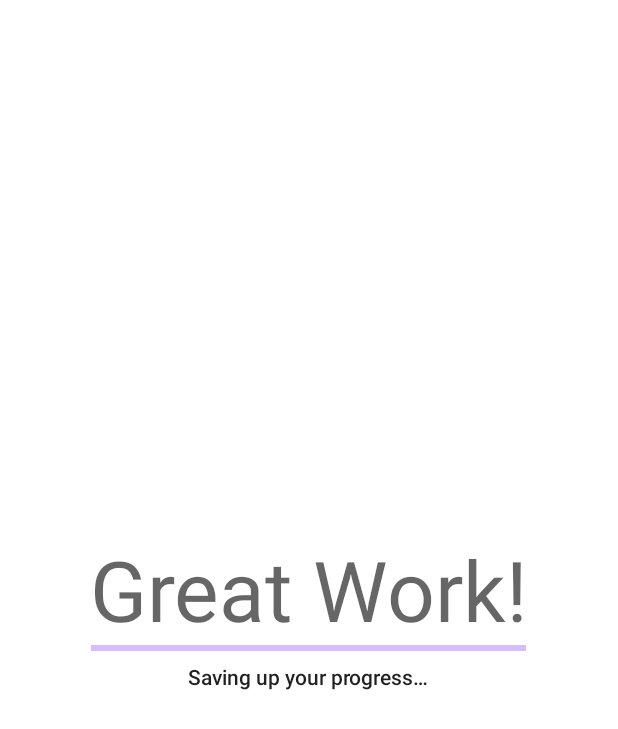
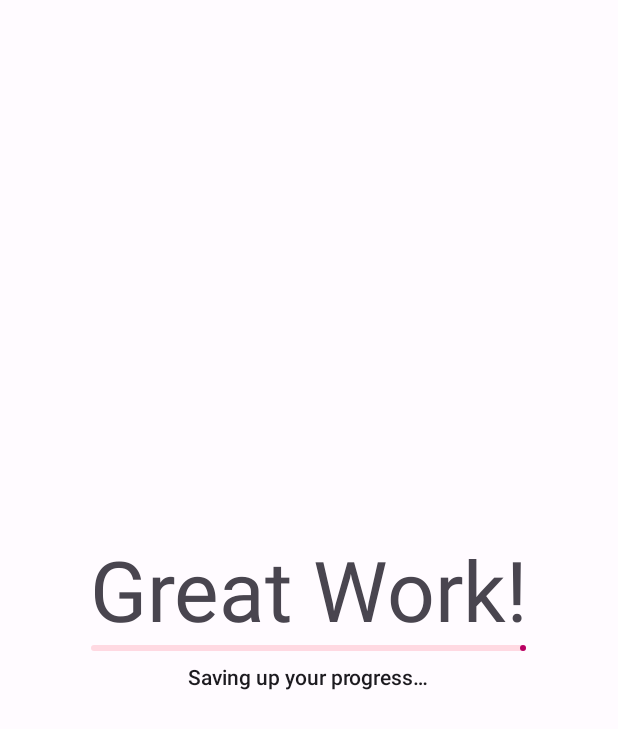
Before and after one commit to sickboydroid/PhoneBlocker, an Android app: the screen it shows after launch (AppreciationActivity), on a phone screen of 412 x 824 dp. Shown: the top 729 px of the screen. Run offline under Robolectric (Android 15) with nearby library versions, the phone set to English and light mode, and no system bars; our stand-ins replace AdMob; libraries missing offline, so code that uses them is left out: com.github.appintro; 3 statements that could not run were skipped.

Commit message:
change and enhance theme and style of app and widgets

```diff
--- a/app/build.gradle
+++ b/app/build.gradle
@@ -34,7 +34,6 @@ android {
 dependencies {
     implementation 'com.google.android.gms:play-services-ads:22.1.0'
     implementation 'com.github.AppIntro:AppIntro:6.2.0'
-    implementation 'androidx.appcompat:appcompat:1.6.1'
     implementation 'com.google.android.material:material:1.9.0'
     testImplementation 'junit:junit:4.13.2'
     androidTestImplementation 'androidx.test.ext:junit:1.1.5'
--- a/app/src/main/java/com/tangledbytes/phoneblocker/activities/AppIntroActivity.java
+++ b/app/src/main/java/com/tangledbytes/phoneblocker/activities/AppIntroActivity.java
@@ -93,7 +93,7 @@ public class AppIntroActivity extends AppIntro {
     }
 
     public void changePermissionBtnState(Button button, boolean permissionGranted) {
-        int color = permissionGranted ? R.color.green_80 : R.color.red_80;
+        int color = permissionGranted ? R.color.md_green_800 : R.color.md_red_800;
         int text = permissionGranted ? R.string.granted : R.string.grant;
         button.setEnabled(!permissionGranted);
         button.setBackgroundTintList(ColorStateList.valueOf(getResources().getColor(color)));
--- a/app/src/main/java/com/tangledbytes/phoneblocker/activities/MainActivity.java
+++ b/app/src/main/java/com/tangledbytes/phoneblocker/activities/MainActivity.java
@@ -15,10 +15,10 @@ import android.widget.Toast;
 
 import androidx.appcompat.app.AppCompatActivity;
 import androidx.appcompat.widget.SwitchCompat;
-import androidx.appcompat.widget.Toolbar;
 
 import com.google.android.gms.ads.AdRequest;
 import com.google.android.gms.ads.AdView;
+import com.google.android.material.appbar.MaterialToolbar;
 import com.tangledbytes.phoneblocker.R;
 import com.tangledbytes.phoneblocker.dialogs.AboutDialog;
 import com.tangledbytes.phoneblocker.services.BlockerService;
@@ -47,9 +47,9 @@ public class MainActivity extends AppCompatActivity implements View.OnClickListe
     private class OnLockStateChanged extends BroadcastReceiver {
         @Override
         public void onReceive(Context context, Intent intent) {
-            if(intent.getAction().equals(Constants.BC_DEVICE_LOCKED))
+            if (intent.getAction().equals(Constants.BC_DEVICE_LOCKED))
                 btnLockDevice.setEnabled(false);
-            else if(intent.getAction().equals(Constants.BC_DEVICE_UNLOCKED))
+            else if (intent.getAction().equals(Constants.BC_DEVICE_UNLOCKED))
                 btnLockDevice.setEnabled(true);
         }
     }
@@ -87,8 +87,7 @@ public class MainActivity extends AppCompatActivity implements View.OnClickListe
     }
 
     private void setUpToolbar() {
-        Toolbar toolbar = findViewById(R.id.activity_toolbar);
-        toolbar.setSubtitle(R.string.app_name);
+        MaterialToolbar toolbar = findViewById(R.id.activity_toolbar);
         toolbar.inflateMenu(R.menu.main_menu);
         toolbar.setOnMenuItemClickListener((MenuItem item) -> {
             if (item.getItemId() == R.id.menu_about)
@@ -170,7 +169,7 @@ public class MainActivity extends AppCompatActivity implements View.OnClickListe
 
     private void startBlocking() {
         BlockerSession session = new BlockerSession(this);
-        if(session.invalidateSession()) {
+        if (session.invalidateSession()) {
             Toast.makeText(this, "Timer is already running", Toast.LENGTH_SHORT).show();
             return;
         }
--- a/app/src/main/res/layout-land/layout_permission_request.xml
+++ b/app/src/main/res/layout-land/layout_permission_request.xml
@@ -41,12 +41,11 @@
         layout="@layout/view_permission_request"
         android:layout_width="0dp"
         android:layout_height="0dp"
-        android:autoLink="web"
         android:scrollbars="vertical"
         app:layout_constraintBottom_toBottomOf="parent"
         app:layout_constraintEnd_toEndOf="parent"
         app:layout_constraintStart_toEndOf="@+id/midline"
-        app:layout_constraintTop_toBottomOf="@+id/title"
+        app:layout_constraintTop_toTopOf="parent"
         app:layout_constraintVertical_chainStyle="spread"
         app:layout_constraintVertical_weight="3" />
 
--- a/app/src/main/res/layout/dialog_about.xml
+++ b/app/src/main/res/layout/dialog_about.xml
@@ -34,9 +34,7 @@
         android:textStyle="italic" />
 
     <Button
-        android:textColor="#43F154"
         android:id="@+id/btn_ok"
-        style="@style/Widget.AppCompat.Button.ButtonBar.AlertDialog"
         android:layout_width="wrap_content"
         android:layout_height="wrap_content"
         android:layout_gravity="end"
--- a/app/src/main/res/layout/layout_permission_request.xml
+++ b/app/src/main/res/layout/layout_permission_request.xml
@@ -4,7 +4,6 @@
     android:id="@+id/main"
     android:layout_width="match_parent"
     android:layout_height="match_parent"
-    android:background="@color/backgroundLayoutPermissionRequest"
     android:paddingTop="@dimen/appintro_statusbar_height"
     android:paddingBottom="@dimen/appintro2_bottombar_height">
 
--- a/app/src/main/res/layout/overlay_blocker.xml
+++ b/app/src/main/res/layout/overlay_blocker.xml
@@ -5,7 +5,7 @@
     android:animateLayoutChanges="true"
     android:background="@color/appintro_background_color"
     android:gravity="center_vertical"
-    android:theme="@style/Theme.MaterialComponents.DayNight.DarkActionBar"
+    android:theme="@style/Theme.PhoneBlocker"
     android:orientation="vertical">
 
     <TextView
@@ -38,6 +38,5 @@
         android:visibility="gone"
         android:textStyle="italic"
         android:fontFamily="sans-serif-medium"
-        android:textColor="@color/white"
         style="@style/TextAppearance.AppCompat.Medium" />
 </LinearLayout>
--- a/app/src/main/res/values-night/colors.xml
+++ b/app/src/main/res/values-night/colors.xml
@@ -1,4 +1,3 @@
 <?xml version="1.0" encoding="utf-8"?>
 <resources>
-    <color name="backgroundLayoutPermissionRequest">@color/materialDark</color>
 </resources>
--- a/app/src/main/res/values-night/themes.xml
+++ b/app/src/main/res/values-night/themes.xml
@@ -1,16 +1,40 @@
-<resources xmlns:tools="http://schemas.android.com/tools">
+<resources>
     <!-- Base application theme. -->
-    <style name="Theme.PhoneBlocker" parent="Theme.MaterialComponents.DayNight.DarkActionBar">
-        <!-- Primary brand color. -->
-        <item name="colorPrimary">@color/purple_200</item>
-        <item name="colorPrimaryVariant">@color/purple_700</item>
-        <item name="colorOnPrimary">@color/black</item>
-        <!-- Secondary brand color. -->
-        <item name="colorSecondary">@color/teal_200</item>
-        <item name="colorSecondaryVariant">@color/teal_200</item>
-        <item name="colorOnSecondary">@color/black</item>
-        <!-- Status bar color. -->
-        <item name="android:statusBarColor">?attr/colorPrimaryVariant</item>
-        <!-- Customize your theme here. -->
+    <style name="Theme.PhoneBlocker" parent="Theme.Material3.Dark.NoActionBar">
+        <item name="colorPrimary">@color/md_theme_dark_primary</item>
+        <item name="colorOnPrimary">@color/md_theme_dark_onPrimary</item>
+        <item name="colorPrimaryContainer">@color/md_theme_dark_primaryContainer</item>
+        <item name="colorOnPrimaryContainer">@color/md_theme_dark_onPrimaryContainer</item>
+        <item name="colorSecondary">@color/md_theme_dark_secondary</item>
+        <item name="colorOnSecondary">@color/md_theme_dark_onSecondary</item>
+        <item name="colorSecondaryContainer">@color/md_theme_dark_secondaryContainer</item>
+        <item name="colorOnSecondaryContainer">@color/md_theme_dark_onSecondaryContainer</item>
+        <item name="colorTertiary">@color/md_theme_dark_tertiary</item>
+        <item name="colorOnTertiary">@color/md_theme_dark_onTertiary</item>
+        <item name="colorTertiaryContainer">@color/md_theme_dark_tertiaryContainer</item>
+        <item name="colorOnTertiaryContainer">@color/md_theme_dark_onTertiaryContainer</item>
+        <item name="colorError">@color/md_theme_dark_error</item>
+        <item name="colorOnError">@color/md_theme_dark_onError</item>
+        <item name="colorErrorContainer">@color/md_theme_dark_errorContainer</item>
+        <item name="colorOnErrorContainer">@color/md_theme_dark_onErrorContainer</item>
+        <item name="colorOutline">@color/md_theme_dark_outline</item>
+        <item name="android:colorBackground">@color/md_theme_dark_background</item>
+        <item name="colorOnBackground">@color/md_theme_dark_onBackground</item>
+        <item name="colorSurface">@color/md_theme_dark_surface</item>
+        <item name="colorOnSurface">@color/md_theme_dark_onSurface</item>
+        <item name="colorSurfaceVariant">@color/md_theme_dark_surfaceVariant</item>
+        <item name="colorOnSurfaceVariant">@color/md_theme_dark_onSurfaceVariant</item>
+        <item name="colorSurfaceInverse">@color/md_theme_dark_inverseSurface</item>
+        <item name="colorOnSurfaceInverse">@color/md_theme_dark_inverseOnSurface</item>
+        <item name="colorPrimaryInverse">@color/md_theme_dark_inversePrimary</item>
+    </style>
+
+    <style name="Theme.PhoneBlocker.NoActionBar" parent="Theme.PhoneBlocker">
+        <item name="windowActionBar">false</item>
+        <item name="windowNoTitle">true</item>
+    </style>
+
+    <style name="Theme.PhoneBlocker.DialogActivity" parent="Theme.Material3.Dark.Dialog.MinWidth">
+        <item name="theme">@style/Theme.PhoneBlocker</item>
     </style>
 </resources>
--- a/app/src/main/res/values/colors.xml
+++ b/app/src/main/res/values/colors.xml
@@ -1,17 +1,67 @@
 <?xml version="1.0" encoding="utf-8"?>
 <resources>
-    <color name="purple_200">#FFBB86FC</color>
-    <color name="purple_500">#FF6200EE</color>
-    <color name="purple_700">#FF3700B3</color>
-    <color name="teal_200">#FF03DAC5</color>
-    <color name="teal_700">#FF018786</color>
-    <color name="black">#FF000000</color>
-    <color name="white">#FFFFFFFF</color>
+    <color name="seed">#eb007f</color>
+    <color name="md_theme_light_primary">#B90063</color>
+    <color name="md_theme_light_onPrimary">#FFFFFF</color>
+    <color name="md_theme_light_primaryContainer">#FFD9E2</color>
+    <color name="md_theme_light_onPrimaryContainer">#3E001D</color>
+    <color name="md_theme_light_secondary">#74565F</color>
+    <color name="md_theme_light_onSecondary">#FFFFFF</color>
+    <color name="md_theme_light_secondaryContainer">#FFD9E2</color>
+    <color name="md_theme_light_onSecondaryContainer">#2B151C</color>
+    <color name="md_theme_light_tertiary">#7C5635</color>
+    <color name="md_theme_light_onTertiary">#FFFFFF</color>
+    <color name="md_theme_light_tertiaryContainer">#FFDCC1</color>
+    <color name="md_theme_light_onTertiaryContainer">#2E1500</color>
+    <color name="md_theme_light_error">#BA1A1A</color>
+    <color name="md_theme_light_errorContainer">#FFDAD6</color>
+    <color name="md_theme_light_onError">#FFFFFF</color>
+    <color name="md_theme_light_onErrorContainer">#410002</color>
+    <color name="md_theme_light_background">#FFFBFF</color>
+    <color name="md_theme_light_onBackground">#201A1B</color>
+    <color name="md_theme_light_surface">#FFFBFF</color>
+    <color name="md_theme_light_onSurface">#201A1B</color>
+    <color name="md_theme_light_surfaceVariant">#F2DDE1</color>
+    <color name="md_theme_light_onSurfaceVariant">#514347</color>
+    <color name="md_theme_light_outline">#837377</color>
+    <color name="md_theme_light_inverseOnSurface">#FAEEEF</color>
+    <color name="md_theme_light_inverseSurface">#352F30</color>
+    <color name="md_theme_light_inversePrimary">#FFB1C8</color>
+    <color name="md_theme_light_shadow">#000000</color>
+    <color name="md_theme_light_surfaceTint">#B90063</color>
+    <color name="md_theme_light_outlineVariant">#D5C2C6</color>
+    <color name="md_theme_light_scrim">#000000</color>
+    <color name="md_theme_dark_primary">#FFB1C8</color>
+    <color name="md_theme_dark_onPrimary">#650033</color>
+    <color name="md_theme_dark_primaryContainer">#8E004A</color>
+    <color name="md_theme_dark_onPrimaryContainer">#FFD9E2</color>
+    <color name="md_theme_dark_secondary">#E3BDC6</color>
+    <color name="md_theme_dark_onSecondary">#422931</color>
+    <color name="md_theme_dark_secondaryContainer">#5A3F47</color>
+    <color name="md_theme_dark_onSecondaryContainer">#FFD9E2</color>
+    <color name="md_theme_dark_tertiary">#EFBD94</color>
+    <color name="md_theme_dark_onTertiary">#48290B</color>
+    <color name="md_theme_dark_tertiaryContainer">#623F20</color>
+    <color name="md_theme_dark_onTertiaryContainer">#FFDCC1</color>
+    <color name="md_theme_dark_error">#FFB4AB</color>
+    <color name="md_theme_dark_errorContainer">#93000A</color>
+    <color name="md_theme_dark_onError">#690005</color>
+    <color name="md_theme_dark_onErrorContainer">#FFDAD6</color>
+    <color name="md_theme_dark_background">#201A1B</color>
+    <color name="md_theme_dark_onBackground">#EBE0E1</color>
+    <color name="md_theme_dark_surface">#201A1B</color>
+    <color name="md_theme_dark_onSurface">#EBE0E1</color>
+    <color name="md_theme_dark_surfaceVariant">#514347</color>
+    <color name="md_theme_dark_onSurfaceVariant">#D5C2C6</color>
+    <color name="md_theme_dark_outline">#9E8C90</color>
+    <color name="md_theme_dark_inverseOnSurface">#201A1B</color>
+    <color name="md_theme_dark_inverseSurface">#EBE0E1</color>
+    <color name="md_theme_dark_inversePrimary">#B90063</color>
+    <color name="md_theme_dark_shadow">#000000</color>
+    <color name="md_theme_dark_surfaceTint">#FFB1C8</color>
+    <color name="md_theme_dark_outlineVariant">#514347</color>
+    <color name="md_theme_dark_scrim">#000000</color>
 
     <color name="materialDark">#282828</color>
-    <color name="red_80">#B0FF1744</color>
-    <color name="green_80">#B000E676</color>
-    <color name="backgroundLayoutPermissionRequest">@color/materialDark</color>
 
-    <color name="textColor"></color>
 </resources>
--- a/app/src/main/res/values/strings.xml
+++ b/app/src/main/res/values/strings.xml
@@ -34,7 +34,7 @@
     <string name="permissions">Permissions</string>
     <string name="device_admin_permission">Device Admin Permission</string>
     <string name="start_on_boot_permission">Start on boot permission</string>
-    <string name="permissions_needed_title">We need following permissions before we proceed:</string>
+    <string name="permissions_needed_title">Following permissions are required:</string>
     <string name="tagline">let\'s overcome smartphone addiction</string>
     <string name="remaining_time_format">%02d : %02d : %02d</string>
     <string name="display_over_other_apps">Display Over Other Apps</string>
--- a/app/src/main/res/values/themes.xml
+++ b/app/src/main/res/values/themes.xml
@@ -1,21 +1,40 @@
 <resources>
     <!-- Base application theme. -->
-    <style name="Theme.PhoneBlocker" parent="Theme.MaterialComponents.DayNight.DarkActionBar">
-        <!-- Primary brand color. -->
-        <item name="colorPrimary">@color/purple_500</item>
-        <item name="colorPrimaryVariant">@color/purple_700</item>
-        <item name="colorOnPrimary">@color/white</item>
-        <!-- Secondary brand color. -->
-        <item name="colorSecondary">@color/teal_200</item>
-        <item name="colorSecondaryVariant">@color/teal_700</item>
-        <item name="colorOnSecondary">@color/black</item>
-        <!-- Status bar color. -->
-        <item name="android:statusBarColor">?attr/colorPrimaryVariant</item>
-        <!-- Customize your theme here. -->
+    <style name="Theme.PhoneBlocker" parent="Theme.Material3.Light.NoActionBar">
+        <item name="colorPrimary">@color/md_theme_light_primary</item>
+        <item name="colorOnPrimary">@color/md_theme_light_onPrimary</item>
+        <item name="colorPrimaryContainer">@color/md_theme_light_primaryContainer</item>
+        <item name="colorOnPrimaryContainer">@color/md_theme_light_onPrimaryContainer</item>
+        <item name="colorSecondary">@color/md_theme_light_secondary</item>
+        <item name="colorOnSecondary">@color/md_theme_light_onSecondary</item>
+        <item name="colorSecondaryContainer">@color/md_theme_light_secondaryContainer</item>
+        <item name="colorOnSecondaryContainer">@color/md_theme_light_onSecondaryContainer</item>
+        <item name="colorTertiary">@color/md_theme_light_tertiary</item>
+        <item name="colorOnTertiary">@color/md_theme_light_onTertiary</item>
+        <item name="colorTertiaryContainer">@color/md_theme_light_tertiaryContainer</item>
+        <item name="colorOnTertiaryContainer">@color/md_theme_light_onTertiaryContainer</item>
+        <item name="colorError">@color/md_theme_light_error</item>
+        <item name="colorOnError">@color/md_theme_light_onError</item>
+        <item name="colorErrorContainer">@color/md_theme_light_errorContainer</item>
+        <item name="colorOnErrorContainer">@color/md_theme_light_onErrorContainer</item>
+        <item name="colorOutline">@color/md_theme_light_outline</item>
+        <item name="android:colorBackground">@color/md_theme_light_background</item>
+        <item name="colorOnBackground">@color/md_theme_light_onBackground</item>
+        <item name="colorSurface">@color/md_theme_light_surface</item>
+        <item name="colorOnSurface">@color/md_theme_light_onSurface</item>
+        <item name="colorSurfaceVariant">@color/md_theme_light_surfaceVariant</item>
+        <item name="colorOnSurfaceVariant">@color/md_theme_light_onSurfaceVariant</item>
+        <item name="colorSurfaceInverse">@color/md_theme_light_inverseSurface</item>
+        <item name="colorOnSurfaceInverse">@color/md_theme_light_inverseOnSurface</item>
+        <item name="colorPrimaryInverse">@color/md_theme_light_inversePrimary</item>
     </style>
 
-    <style name="Theme.PhoneBlocker.NoActionBar">
+    <style name="Theme.PhoneBlocker.NoActionBar" parent="Theme.PhoneBlocker">
         <item name="windowActionBar">false</item>
         <item name="windowNoTitle">true</item>
     </style>
+    <style name="Theme.PhoneBlocker.DialogActivity" parent="Theme.Material3.Light.Dialog.MinWidth">
+        <item name="theme">@style/Theme.PhoneBlocker</item>
+    </style>
+
 </resources>
```
Also changed, not shown: app/src/main/AndroidManifest.xml (+19 -29 lines), app/src/main/res/layout/activity_main.xml (+10 -11 lines), app/src/main/res/layout/activity_timer.xml (deleted, +0 -32 lines), app/src/main/res/layout/view_permission_request.xml (+5 -7 lines), app/src/main/res/values/material_colors.xml (added, +296 -0 lines).
